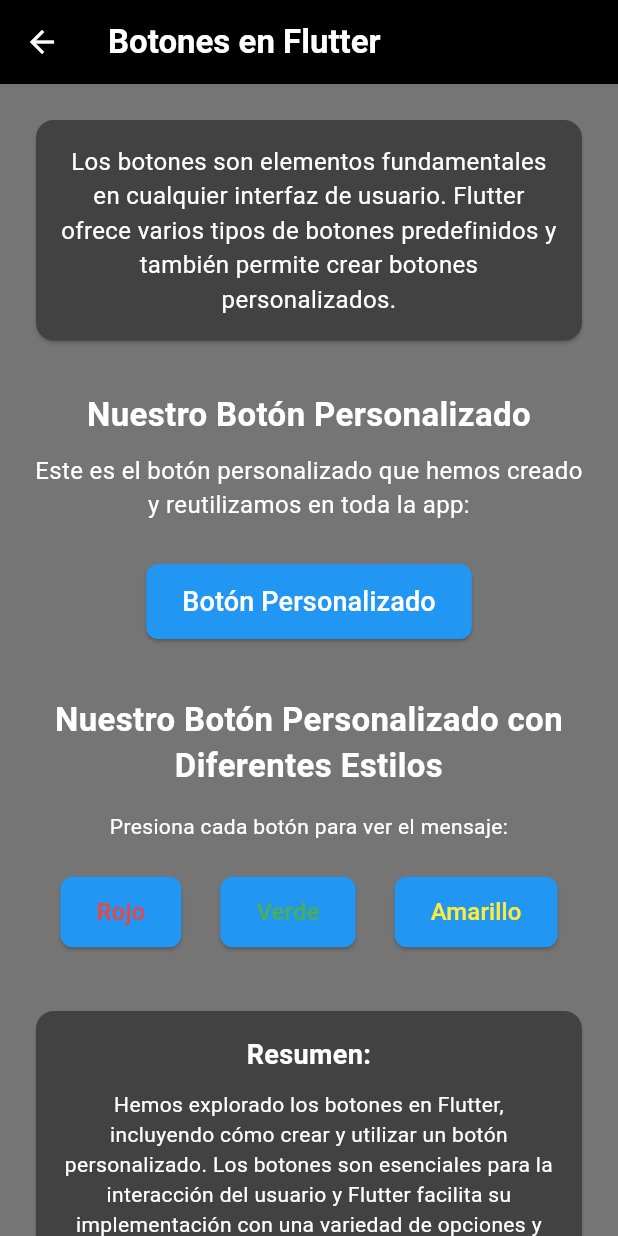
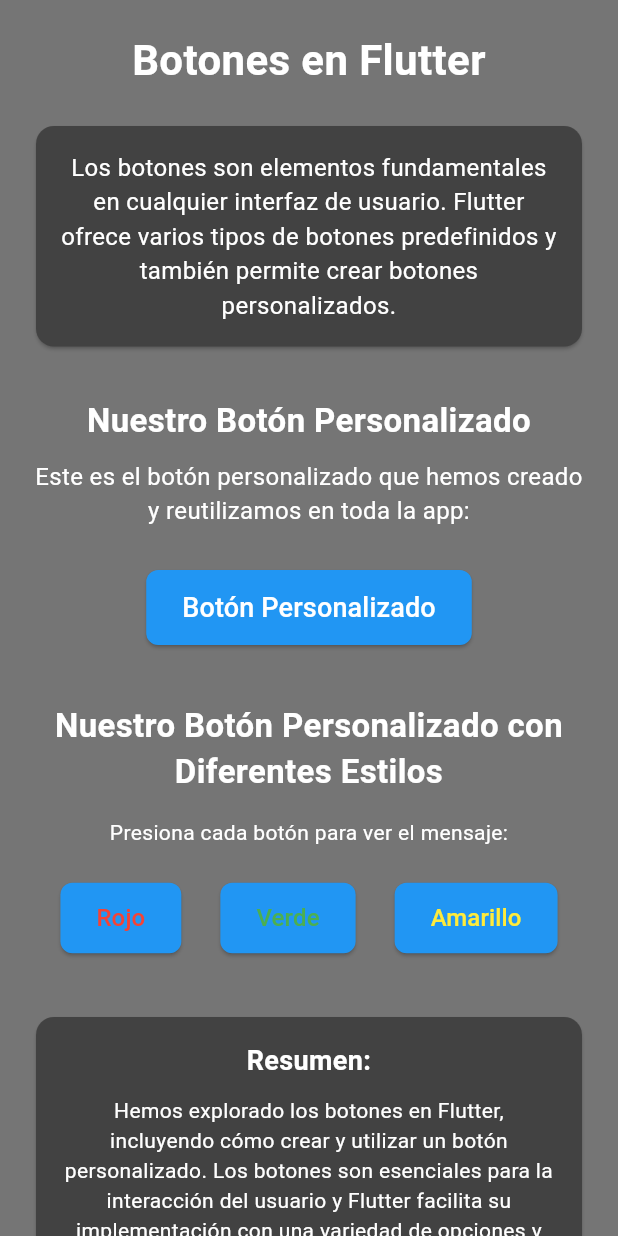
Before and after one commit to Keviinbolo/apuntes_flutter, a Flutter app: the BotonesPage screen opened directly, on a phone screen of 412 x 824 dp. Run offline on Flutter 3.47's test engine with Material 3 defaults, Android fonts, the phone set to English and light mode, and no system bars.

Commit message:
Cambio estetico en botones

```diff
--- a/lib/pages/botones.dart
+++ b/lib/pages/botones.dart
@@ -8,28 +8,27 @@ class BotonesPage extends StatelessWidget {
   Widget build(BuildContext context) {
     return Scaffold(
       backgroundColor: Colors.grey[600],
-      appBar: AppBar(
-        backgroundColor: Colors.black,
-        title: Text(
-          'Botones en Flutter',
-          style: TextStyle(color: Colors.white, fontWeight: FontWeight.bold),
-        ),
-        leading: IconButton(
-          icon: Icon(Icons.arrow_back, color: Colors.white),
-          onPressed: () {
-            Navigator.pop(context);
-          },
-        ),
-      ),
-      body: Center( // Añadido Center aquí
+      body: Center(
         child: Container(
-          constraints: BoxConstraints(maxWidth: 600), // Ancho máximo para pantallas grandes
+          constraints: BoxConstraints(maxWidth: 600),
           child: SingleChildScrollView(
             padding: EdgeInsets.all(20),
             child: Column(
-              crossAxisAlignment: CrossAxisAlignment.center, // Cambiado a center
-              mainAxisAlignment: MainAxisAlignment.center, // Añadido para centrar verticalmente
+              crossAxisAlignment: CrossAxisAlignment.center,
+              mainAxisAlignment: MainAxisAlignment.center,
               children: [
+                // Título
+                Text(
+                  'Botones en Flutter',
+                  style: TextStyle(
+                    color: Colors.white,
+                    fontSize: 28,
+                    fontWeight: FontWeight.bold,
+                  ),
+                  textAlign: TextAlign.center,
+                ),
+                SizedBox(height: 20),
+
                 // Introducción
                 Card(
                   color: Colors.grey[800],
@@ -38,7 +37,7 @@ class BotonesPage extends StatelessWidget {
                     child: Text(
                       'Los botones son elementos fundamentales en cualquier interfaz de usuario. Flutter ofrece varios tipos de botones predefinidos y también permite crear botones personalizados.',
                       style: TextStyle(color: Colors.white, fontSize: 16),
-                      textAlign: TextAlign.center, // Centrar texto
+                      textAlign: TextAlign.center,
                     ),
                   ),
                 ),
@@ -53,13 +52,13 @@ class BotonesPage extends StatelessWidget {
                     fontSize: 22,
                     fontWeight: FontWeight.bold,
                   ),
-                  textAlign: TextAlign.center, // Centrar texto
+                  textAlign: TextAlign.center,
                 ),
                 SizedBox(height: 10),
                 Text(
                   'Este es el botón personalizado que hemos creado y reutilizamos en toda la app:',
                   style: TextStyle(color: Colors.white, fontSize: 16),
-                  textAlign: TextAlign.center, // Centrar texto
+                  textAlign: TextAlign.center,
                 ),
                 SizedBox(height: 20),
 
@@ -82,20 +81,20 @@ class BotonesPage extends StatelessWidget {
                     fontSize: 22,
                     fontWeight: FontWeight.bold,
                   ),
-                  textAlign: TextAlign.center, // Centrar texto
+                  textAlign: TextAlign.center,
                 ),
                 SizedBox(height: 15),
                 Text(
                   'Presiona cada botón para ver el mensaje:',
                   style: TextStyle(color: Colors.white, fontSize: 14),
-                  textAlign: TextAlign.center, // Centrar texto
+                  textAlign: TextAlign.center,
                 ),
                 SizedBox(height: 15),
 
                 Wrap(
                   spacing: 10,
                   runSpacing: 10,
-                  alignment: WrapAlignment.center, // Centrar los botones en el Wrap
+                  alignment: WrapAlignment.center,
                   children: [
                     PersonalizeButtonMovePage(
                       cambioPagina: () {
@@ -132,7 +131,7 @@ class BotonesPage extends StatelessWidget {
                   child: Padding(
                     padding: EdgeInsets.all(16),
                     child: Column(
-                      crossAxisAlignment: CrossAxisAlignment.center, // Cambiado a center
+                      crossAxisAlignment: CrossAxisAlignment.center,
                       children: [
                         Text(
                           'Resumen:',
@@ -141,17 +140,28 @@ class BotonesPage extends StatelessWidget {
                             fontSize: 18,
                             fontWeight: FontWeight.bold,
                           ),
-                          textAlign: TextAlign.center, // Centrar texto
+                          textAlign: TextAlign.center,
                         ),
                         SizedBox(height: 10),
                         Text(
                           'Hemos explorado los botones en Flutter, incluyendo cómo crear y utilizar un botón personalizado. Los botones son esenciales para la interacción del usuario y Flutter facilita su implementación con una variedad de opciones y estilos.',
                           style: TextStyle(color: Colors.white, fontSize: 14),
-                          textAlign: TextAlign.center, // Centrar texto
+                          textAlign: TextAlign.center,
                         ),
                       ],
                     ),
                   ),
+                ),
+
+                // Botón para regresar
+                SizedBox(height: 30),
+                PersonalizeButtonMovePage(
+                  cambioPagina: () {
+                    Navigator.pop(context);
+                  },
+                  labelname: "Volver Atrás",
+                  fontsize: 16,
+                  color: Colors.white,
                 ),
               ],
             ),
```
